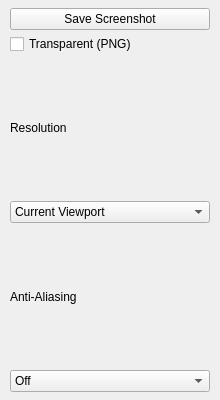
First picture: the form in src/ui/screenshot_page.ui, repository thermeng/SciRender, before the edit.
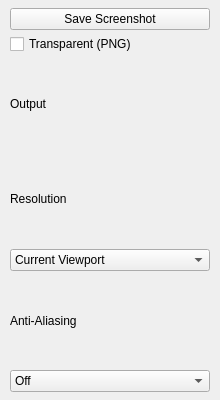
Second picture: the form after the edit.

The edit to the form file:
```diff
--- a/src/ui/screenshot_page.ui
+++ b/src/ui/screenshot_page.ui
@@ -42,6 +42,12 @@
      </property>
     </widget>
    </item>
+    <item>
+     <widget class="QLabel" name="outputHeader">
+      <property name="text">
+       <string>Output</string>
+      </property></widget>
+    </item>
    <item>
     <widget class="QLabel" name="resLabel">
      <property name="text">
```
Lines whose indentation alone changed are shown as unchanged.
